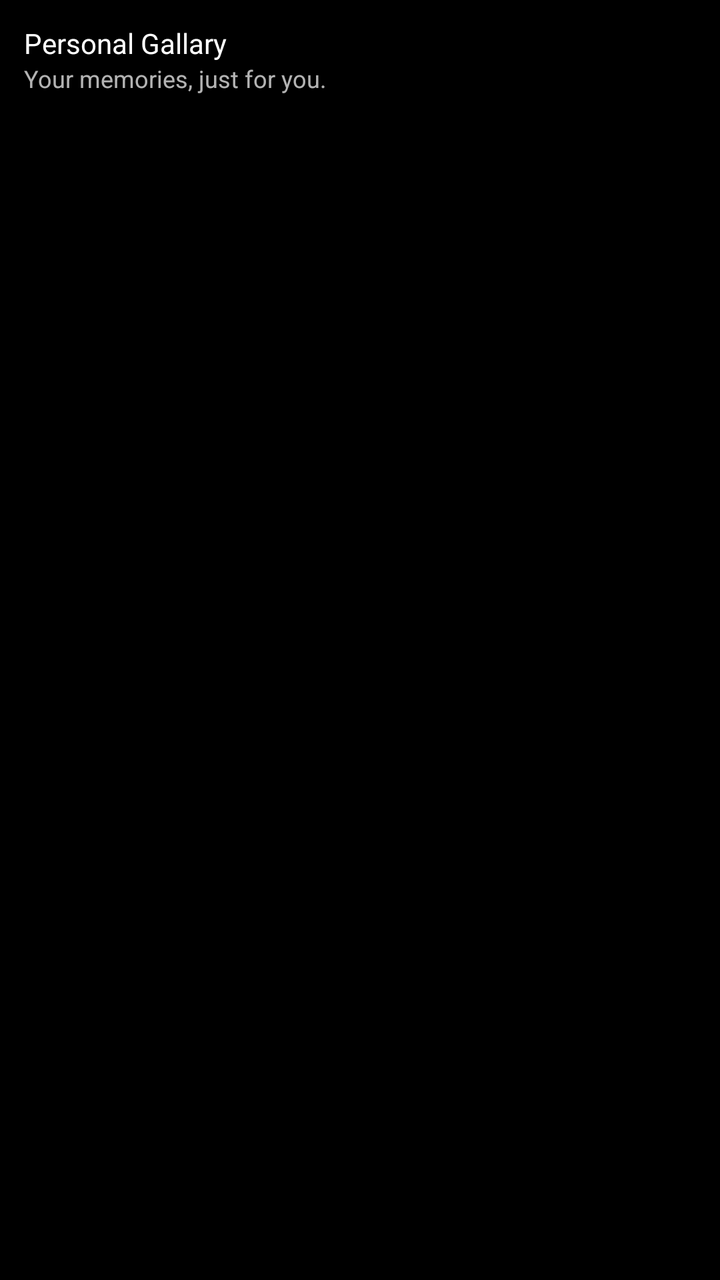
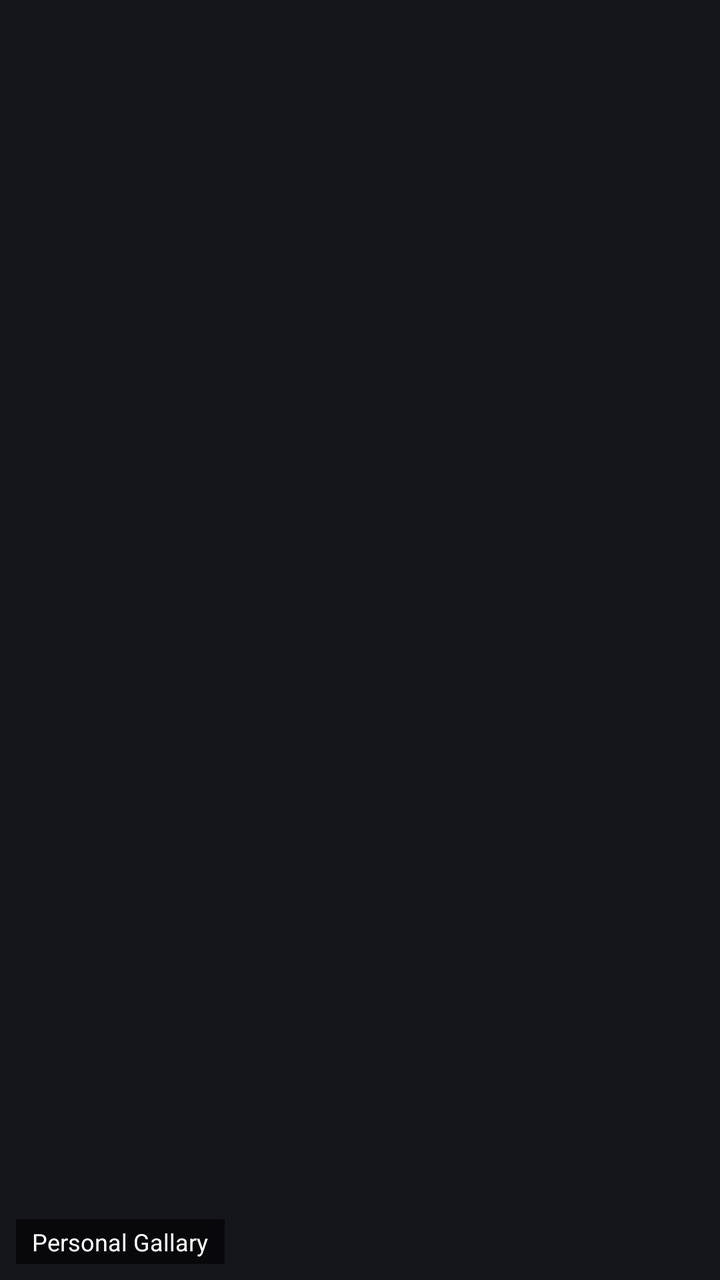

The first picture is an Android layout as it rendered before a commit; the second is the same layout after the commit. The layout source and the unified diff follow.
<!-- AndroidManifest.xml: application theme Theme.PersonalGallary -->
<!-- res/layout/widget_memory.xml -->
<?xml version="1.0" encoding="utf-8"?>
<LinearLayout xmlns:android="http://schemas.android.com/apk/res/android"
    android:layout_width="match_parent"
    android:layout_height="match_parent"
    android:orientation="vertical"
    android:padding="12dp"
    android:background="@android:color/black">

    <TextView
        android:id="@+id/widget_title"
        android:layout_width="wrap_content"
        android:layout_height="wrap_content"
        android:text="Personal Gallary"
        android:textColor="@android:color/white"
        android:textSize="14sp" />

    <TextView
        android:layout_width="wrap_content"
        android:layout_height="wrap_content"
        android:text="Your memories, just for you."
        android:textColor="#B3FFFFFF"
        android:textSize="12sp" />
</LinearLayout>
<!-- resources referenced by this layout -->
<resources>
  <style name="Theme.PersonalGallary" parent="android:Theme.Material.Light.NoActionBar" />
</resources>

<!-- the commit's change to res/layout/widget_memory.xml (unified diff, before → after) -->
@@ -1,23 +1,30 @@
 <?xml version="1.0" encoding="utf-8"?>
-<LinearLayout xmlns:android="http://schemas.android.com/apk/res/android"
+<FrameLayout xmlns:android="http://schemas.android.com/apk/res/android"
+    android:id="@+id/widget_root"
     android:layout_width="match_parent"
     android:layout_height="match_parent"
-    android:orientation="vertical"
-    android:padding="12dp"
-    android:background="@android:color/black">
+    android:background="#FF15151C"
+    android:padding="0dp">
+
+    <ImageView
+        android:id="@+id/widget_image"
+        android:layout_width="match_parent"
+        android:layout_height="match_parent"
+        android:scaleType="centerCrop"
+        android:contentDescription="Memory photo" />
 
     <TextView
         android:id="@+id/widget_title"
         android:layout_width="wrap_content"
         android:layout_height="wrap_content"
+        android:layout_gravity="bottom|start"
+        android:layout_margin="8dp"
+        android:background="#99000000"
+        android:paddingLeft="8dp"
+        android:paddingRight="8dp"
+        android:paddingTop="3dp"
+        android:paddingBottom="3dp"
         android:text="Personal Gallary"
         android:textColor="@android:color/white"
-        android:textSize="14sp" />
-
-    <TextView
-        android:layout_width="wrap_content"
-        android:layout_height="wrap_content"
-        android:text="Your memories, just for you."
-        android:textColor="#B3FFFFFF"
         android:textSize="12sp" />
-</LinearLayout>
+</FrameLayout>
